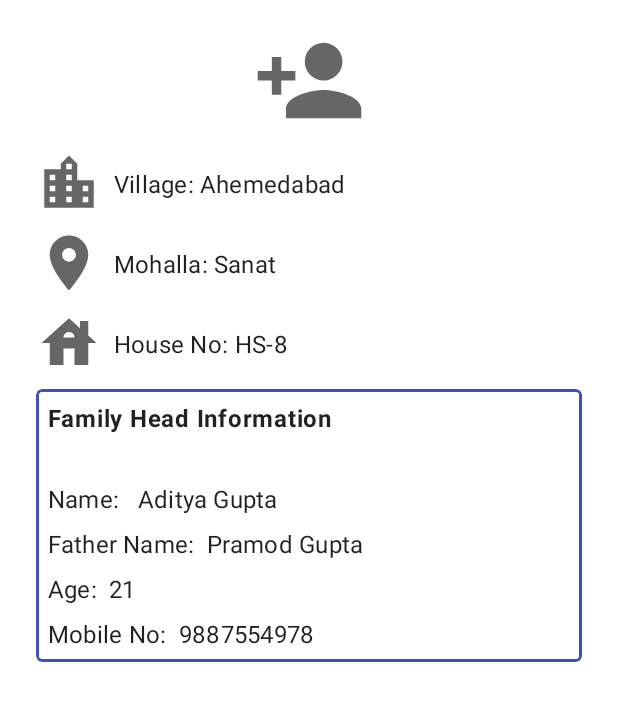
After one commit to aadityaguptaa/SaluteIndia, an Android app: the layout fragment_details.xml on its own in the app's theme, with its tools: preview values and no code run, on a phone screen of 412 x 824 dp. The commit adds this screen. Shown: the top 701 px of the screen. Run offline under Robolectric (Android 15) with nearby library versions, the light colour scheme and no system bars; Roboto replaces fonts that are not available here.

Commit message:
details ui t-2

```diff
--- a/app/src/main/java/com/army/saluteindia/MainActivity.kt
+++ b/app/src/main/java/com/army/saluteindia/MainActivity.kt
@@ -78,8 +78,8 @@ class MainActivity : AppCompatActivity() {
                 "N",
                 "Y",
                 2,
-                "28.679079",
-                "77.069710",
+                "30.679079",
+                "79.069710",
                 1,
                 3,
                 4,
@@ -90,7 +90,7 @@ class MainActivity : AppCompatActivity() {
                 1,
                 1,
                 2,
-                4
+                1
             )
 
         )
--- a/app/src/main/java/com/army/saluteindia/data2/PropDao.kt
+++ b/app/src/main/java/com/army/saluteindia/data2/PropDao.kt
@@ -68,4 +68,10 @@ interface PropDao {
     @Query("SELECT * FROM mohalla_table WHERE village_id = :id")
     fun getMohallaList(id: Int): LiveData<List<MOHALLA>>
 
+    @Query("SELECT * FROM house_table")
+    fun getHouseList(): LiveData<List<HOUSES>>
+
+    @Query("SELECT * FROM house_table WHERE mohalla_id = :id")
+    fun getHouseList(id: Int): LiveData<List<HOUSES>>
+
 }
--- a/app/src/main/java/com/army/saluteindia/data2/repository.kt
+++ b/app/src/main/java/com/army/saluteindia/data2/repository.kt
@@ -2,6 +2,7 @@ package com.army.saluteindia.data2
 
 import androidx.lifecycle.LiveData
 import com.army.saluteindia.data2.entities.COY
+import com.army.saluteindia.data2.entities.HOUSES
 import com.army.saluteindia.data2.entities.MOHALLA
 import com.army.saluteindia.data2.entities.VILLAGE
 import com.army.saluteindia.data2.relations.CoyWithVillages
@@ -11,6 +12,7 @@ class repository(private val propDao: PropDao) {
     val coyList: LiveData<List<COY>> = propDao.getCoyList()
     val villages: LiveData<List<VILLAGE>> = propDao.getVillageList()
     val mohallas: LiveData<List<MOHALLA>> = propDao.getMohallaList()
+    val houses: LiveData<List<HOUSES>> = propDao.getHouseList()
 
 
     suspend fun getVillages(coy: Int): LiveData<List<VILLAGE>> {
@@ -20,4 +22,8 @@ class repository(private val propDao: PropDao) {
     suspend fun getMohallas(village: Int): LiveData<List<MOHALLA>> {
         return propDao.getMohallaList(village)
     }
+
+    suspend fun getHouses(mohalla: Int): LiveData<List<HOUSES>> {
+        return propDao.getHouseList(mohalla)
+    }
 }
--- a/app/src/main/java/com/army/saluteindia/data2/viewModel.kt
+++ b/app/src/main/java/com/army/saluteindia/data2/viewModel.kt
@@ -5,6 +5,7 @@ import androidx.lifecycle.AndroidViewModel
 import androidx.lifecycle.LiveData
 import androidx.lifecycle.viewModelScope
 import com.army.saluteindia.data2.entities.COY
+import com.army.saluteindia.data2.entities.HOUSES
 import com.army.saluteindia.data2.entities.MOHALLA
 import com.army.saluteindia.data2.entities.VILLAGE
 import kotlinx.coroutines.Dispatchers
@@ -18,6 +19,7 @@ class viewModel(application: Application): AndroidViewModel(application) {
     lateinit var coyList: LiveData<List<COY>>
     lateinit var villages: LiveData<List<VILLAGE>>
     lateinit var mohallas: LiveData<List<MOHALLA>>
+    lateinit var houses: LiveData<List<HOUSES>>
 
 
 
@@ -26,6 +28,8 @@ class viewModel(application: Application): AndroidViewModel(application) {
         coyList = repository.coyList
         villages = repository.villages
         mohallas = repository.mohallas
+        houses = repository.houses
+
     }
 
     fun getVillages(coy: Int){
@@ -40,5 +44,11 @@ class viewModel(application: Application): AndroidViewModel(application) {
         }
     }
 
+    fun getHouses(mohalla: Int){
+        viewModelScope.launch(Dispatchers.IO) {
+            houses = repository.getHouses(mohalla)
+        }
+    }
+
 
 }
--- /dev/null
+++ b/app/src/main/java/com/army/saluteindia/map/Details/DetailsFragment.kt
@@ -0,0 +1,22 @@
+package com.army.saluteindia.map.Details
+
+import android.os.Bundle
+import androidx.fragment.app.Fragment
+import android.view.LayoutInflater
+import android.view.View
+import android.view.ViewGroup
+import com.army.saluteindia.R
+
+
+class DetailsFragment : Fragment() {
+
+    override fun onCreateView(
+        inflater: LayoutInflater, container: ViewGroup?,
+        savedInstanceState: Bundle?
+    ): View? {
+
+        return inflater.inflate(R.layout.fragment_details, container, false)
+    }
+
+
+}
--- a/app/src/main/java/com/army/saluteindia/map/MapsFragment.kt
+++ b/app/src/main/java/com/army/saluteindia/map/MapsFragment.kt
@@ -8,10 +8,12 @@ import android.view.ViewGroup
 import androidx.fragment.app.Fragment
 import androidx.lifecycle.Observer
 import androidx.lifecycle.ViewModelProvider
+import androidx.navigation.Navigation
+import androidx.navigation.fragment.findNavController
 import androidx.navigation.fragment.navArgs
 import com.army.saluteindia.R
 import com.army.saluteindia.data.PropertyViewModel
-import com.army.saluteindia.databinding.FragmentMohallaBinding
+import com.army.saluteindia.data2.viewModel
 import com.army.saluteindia.map.Mohalla.MohallaFragmentArgs
 import com.google.android.gms.maps.CameraUpdateFactory
 import com.google.android.gms.maps.GoogleMap.OnMarkerClickListener
@@ -28,7 +30,7 @@ class MapsFragment : Fragment() {
 */
     private val args: MapsFragmentArgs by navArgs()
 
-    lateinit var viewModel: PropertyViewModel
+    lateinit var viewModel: viewModel
 
 
     var latitude = 0.0
@@ -50,28 +52,21 @@ class MapsFragment : Fragment() {
 */
 
 
-        var latlongList = viewModel.latlongs.value!!
-        Log.i("infofo", latlongList.toString())
-        var listsize = (latlongList.size) - 1
+        var houseList = viewModel.houses.value!!
+        var listsize = (houseList.size) - 1
 
         var latSum = 0.0
         var longsum = 0.0
         for(i in 0..listsize){
-            var latlong = latlongList[i].split('/')
-            latSum += latlong[0].toDouble()
-            longsum += latlong[1].toDouble()
-
-            val sydney = LatLng(latlong[0].toDouble(), latlong[1].toDouble())
-            googleMap.addMarker(MarkerOptions().position(sydney).title("Marker in Sydney"))
+            var latlong = houseList[i]
+            latSum += latlong.lat.toDouble()
+            longsum += latlong.lon.toDouble()
+            val sydney = LatLng(latlong.lat.toDouble(), latlong.lon.toDouble())
+            googleMap.addMarker(MarkerOptions().position(sydney).title(latlong.house))
+            googleMap.setOnInfoWindowClickListener { findNavController().navigate(MapsFragmentDirections.actionMapsFragmentToDetailsFragment()) }
         }
 
-        /*var markerMumbai = MarkerOptions().position(sydney).title("Marker in Sydney")
-        googleMap.addMarker(markerMumbai)
-        googleMap.setOnMarkerClickListener(OnMarkerClickListener { marker ->
-            Log.i("infofo", marker.title)
-            //Using position get Value from arraylist
-            false
-        })*/
+
         var ll = LatLng(latSum/(listsize+1), longsum/(listsize+1))
         googleMap.moveCamera(CameraUpdateFactory.newLatLngZoom(ll, 5F))
 
@@ -85,8 +80,8 @@ class MapsFragment : Fragment() {
 
         var mohalla = args.mohallaId
 
-        viewModel = ViewModelProvider(this).get(PropertyViewModel::class.java)
-        /*viewModel.getlatlongs(mohalla)*/
+        viewModel = ViewModelProvider(this).get(com.army.saluteindia.data2.viewModel::class.java)
+        viewModel.getHouses(mohalla)
 
 
         return inflater.inflate(R.layout.fragment_maps, container, false)
@@ -98,7 +93,7 @@ class MapsFragment : Fragment() {
         super.onViewCreated(view, savedInstanceState)
         val mapFragment = childFragmentManager.findFragmentById(R.id.map) as SupportMapFragment?
         Thread.sleep(100)
-        viewModel.latlongs.observe(viewLifecycleOwner, Observer { list ->
+        viewModel.houses.observe(viewLifecycleOwner, Observer { list ->
             mapFragment?.getMapAsync(callback)
         })
     }
--- /dev/null
+++ b/app/src/main/res/drawable/ic_baseline_house_24.xml
@@ -0,0 +1,10 @@
+<vector xmlns:android="http://schemas.android.com/apk/res/android"
+    android:width="24dp"
+    android:height="24dp"
+    android:viewportWidth="24"
+    android:viewportHeight="24"
+    android:tint="?attr/colorControlNormal">
+  <path
+      android:fillColor="@android:color/white"
+      android:pathData="M19,9.3V4h-3v2.6L12,3L2,12h3v8h5v-6h4v6h5v-8h3L19,9.3zM10,10c0,-1.1 0.9,-2 2,-2s2,0.9 2,2H10z"/>
+</vector>
--- /dev/null
+++ b/app/src/main/res/drawable/ic_baseline_location_city_24.xml
@@ -0,0 +1,10 @@
+<vector xmlns:android="http://schemas.android.com/apk/res/android"
+    android:width="24dp"
+    android:height="24dp"
+    android:viewportWidth="24"
+    android:viewportHeight="24"
+    android:tint="?attr/colorControlNormal">
+  <path
+      android:fillColor="@android:color/white"
+      android:pathData="M15,11L15,5l-3,-3 -3,3v2L3,7v14h18L21,11h-6zM7,19L5,19v-2h2v2zM7,15L5,15v-2h2v2zM7,11L5,11L5,9h2v2zM13,19h-2v-2h2v2zM13,15h-2v-2h2v2zM13,11h-2L11,9h2v2zM13,7h-2L11,5h2v2zM19,19h-2v-2h2v2zM19,15h-2v-2h2v2z"/>
+</vector>
--- /dev/null
+++ b/app/src/main/res/drawable/ic_baseline_location_on_24.xml
@@ -0,0 +1,10 @@
+<vector xmlns:android="http://schemas.android.com/apk/res/android"
+    android:width="24dp"
+    android:height="24dp"
+    android:viewportWidth="24"
+    android:viewportHeight="24"
+    android:tint="?attr/colorControlNormal">
+  <path
+      android:fillColor="@android:color/white"
+      android:pathData="M12,2C8.13,2 5,5.13 5,9c0,5.25 7,13 7,13s7,-7.75 7,-13c0,-3.87 -3.13,-7 -7,-7zM12,11.5c-1.38,0 -2.5,-1.12 -2.5,-2.5s1.12,-2.5 2.5,-2.5 2.5,1.12 2.5,2.5 -1.12,2.5 -2.5,2.5z"/>
+</vector>
--- /dev/null
+++ b/app/src/main/res/drawable/ic_baseline_person_add_24.xml
@@ -0,0 +1,10 @@
+<vector xmlns:android="http://schemas.android.com/apk/res/android"
+    android:width="24dp"
+    android:height="24dp"
+    android:viewportWidth="24"
+    android:viewportHeight="24"
+    android:tint="?attr/colorControlNormal">
+  <path
+      android:fillColor="@android:color/white"
+      android:pathData="M15,12c2.21,0 4,-1.79 4,-4s-1.79,-4 -4,-4 -4,1.79 -4,4 1.79,4 4,4zM6,10L6,7L4,7v3L1,10v2h3v3h2v-3h3v-2L6,10zM15,14c-2.67,0 -8,1.34 -8,4v2h16v-2c0,-2.66 -5.33,-4 -8,-4z"/>
+</vector>
--- /dev/null
+++ b/app/src/main/res/layout/fragment_details.xml
@@ -0,0 +1,254 @@
+<?xml version="1.0" encoding="utf-8"?>
+<androidx.constraintlayout.widget.ConstraintLayout xmlns:android="http://schemas.android.com/apk/res/android"
+    xmlns:app="http://schemas.android.com/apk/res-auto"
+    xmlns:tools="http://schemas.android.com/tools"
+    android:id="@+id/detailsFragmentConstraintLayout"
+    android:layout_width="match_parent"
+    android:layout_height="match_parent"
+    tools:context=".map.Details.DetailsFragment">
+
+    <androidx.core.widget.NestedScrollView
+        android:id="@+id/nestedScrollView2"
+        android:layout_width="match_parent"
+        android:layout_height="0dp"
+        android:layout_marginStart="16dp"
+        android:layout_marginEnd="16dp"
+        android:fillViewport="true"
+        app:layout_constraintBottom_toBottomOf="parent"
+        app:layout_constraintEnd_toEndOf="parent"
+        app:layout_constraintStart_toStartOf="parent"
+        app:layout_constraintTop_toBottomOf="@+id/imageView7">
+
+        <androidx.constraintlayout.widget.ConstraintLayout
+            android:layout_width="match_parent"
+            android:layout_height="wrap_content">
+
+            <ImageView
+                android:id="@+id/imageView4"
+                android:layout_width="44dp"
+                android:layout_height="45dp"
+                android:layout_marginStart="8dp"
+                android:layout_marginTop="8dp"
+                android:src="@drawable/ic_baseline_location_city_24"
+                app:layout_constraintStart_toStartOf="parent"
+                app:layout_constraintTop_toTopOf="parent" />
+
+            <TextView
+                android:id="@+id/textView8"
+                style="@style/TextAppearance.MdcTypographyStyles.Subtitle1"
+                android:layout_width="wrap_content"
+                android:layout_height="wrap_content"
+                android:layout_marginStart="8dp"
+                android:text="Village: "
+                app:layout_constraintBottom_toBottomOf="@+id/imageView4"
+                app:layout_constraintStart_toEndOf="@+id/imageView4"
+                app:layout_constraintTop_toTopOf="@+id/imageView4" />
+
+            <TextView
+                android:id="@+id/villageNameDetailsFragment"
+                style="@style/TextAppearance.MdcTypographyStyles.Subtitle1"
+                android:layout_width="wrap_content"
+                android:layout_height="wrap_content"
+                android:text="Ahemedabad"
+                app:layout_constraintBottom_toBottomOf="@+id/textView8"
+                app:layout_constraintStart_toEndOf="@+id/textView8"
+                app:layout_constraintTop_toTopOf="@+id/textView8" />
+
+            <ImageView
+                android:id="@+id/imageView5"
+                android:layout_width="44dp"
+                android:layout_height="45dp"
+                android:layout_marginStart="8dp"
+                android:layout_marginTop="8dp"
+                android:src="@drawable/ic_baseline_location_on_24"
+                app:layout_constraintStart_toStartOf="parent"
+                app:layout_constraintTop_toBottomOf="@+id/imageView4" />
+
+            <TextView
+                android:id="@+id/textView11"
+                style="@style/TextAppearance.MdcTypographyStyles.Subtitle1"
+                android:layout_width="wrap_content"
+                android:layout_height="wrap_content"
+                android:layout_marginStart="8dp"
+                android:text="Mohalla: "
+                app:layout_constraintBottom_toBottomOf="@+id/imageView5"
+                app:layout_constraintStart_toEndOf="@+id/imageView5"
+                app:layout_constraintTop_toTopOf="@+id/imageView5" />
+
+            <TextView
+                android:id="@+id/mohallaNameDetailsFragment"
+                style="@style/TextAppearance.MdcTypographyStyles.Subtitle1"
+                android:layout_width="wrap_content"
+                android:layout_height="wrap_content"
+                android:text="Sanat"
+                app:layout_constraintBottom_toBottomOf="@+id/textView11"
+                app:layout_constraintStart_toEndOf="@+id/textView11"
+                app:layout_constraintTop_toTopOf="@+id/textView11" />
+
+            <ImageView
+                android:id="@+id/imageView6"
+                android:layout_width="44dp"
+                android:layout_height="45dp"
+                android:layout_marginStart="8dp"
+                android:layout_marginTop="8dp"
+                android:src="@drawable/ic_baseline_house_24"
+                app:layout_constraintStart_toStartOf="parent"
+                app:layout_constraintTop_toBottomOf="@+id/imageView5" />
+
+            <TextView
+                android:id="@+id/textView14"
+                style="@style/TextAppearance.MdcTypographyStyles.Subtitle1"
+                android:layout_width="wrap_content"
+                android:layout_height="wrap_content"
+                android:layout_marginStart="8dp"
+                android:text="House No: "
+                app:layout_constraintBottom_toBottomOf="@+id/imageView6"
+                app:layout_constraintStart_toEndOf="@+id/imageView6"
+                app:layout_constraintTop_toTopOf="@+id/imageView6" />
+
+            <TextView
+                android:id="@+id/houseNumberDetailsFragment"
+                style="@style/TextAppearance.MdcTypographyStyles.Subtitle1"
+                android:layout_width="wrap_content"
+                android:layout_height="wrap_content"
+                android:text="HS-8"
+                app:layout_constraintBottom_toBottomOf="@+id/textView14"
+                app:layout_constraintStart_toEndOf="@+id/textView14"
+                app:layout_constraintTop_toTopOf="@+id/textView14" />
+
+            <com.google.android.material.card.MaterialCardView
+                android:layout_width="match_parent"
+                android:layout_height="wrap_content"
+                android:layout_margin="8dp"
+                android:paddingBottom="8dp"
+                app:cardElevation="0dp"
+                app:layout_constraintEnd_toEndOf="parent"
+                app:layout_constraintStart_toStartOf="parent"
+                app:layout_constraintTop_toBottomOf="@+id/imageView6"
+                app:strokeColor="#3F51B5"
+                app:strokeWidth="2dp">
+
+                <androidx.constraintlayout.widget.ConstraintLayout
+                    style="@style/Widget.MaterialComponents.CardView"
+                    android:layout_width="match_parent"
+                    android:layout_height="match_parent"
+                    android:outlineProvider="none"
+                    android:paddingBottom="8dp">
+
+                    <TextView
+                        android:id="@+id/textView17"
+                        style="@style/TextAppearance.MdcTypographyStyles.Body1"
+                        android:layout_width="wrap_content"
+                        android:layout_height="wrap_content"
+                        android:layout_marginStart="8dp"
+                        android:layout_marginTop="8dp"
+                        android:text="Family Head Information"
+                        android:textStyle="bold"
+                        app:layout_constraintStart_toStartOf="parent"
+                        app:layout_constraintTop_toTopOf="parent" />
+
+                    <TextView
+                        android:id="@+id/textView18"
+                        style="@style/TextAppearance.MdcTypographyStyles.Subtitle1"
+                        android:layout_width="wrap_content"
+                        android:layout_height="wrap_content"
+                        android:layout_marginStart="8dp"
+                        android:layout_marginTop="32dp"
+                        android:text="Name: "
+                        app:layout_constraintStart_toStartOf="parent"
+                        app:layout_constraintTop_toBottomOf="@+id/textView17" />
+
+                    <TextView
+                        android:id="@+id/headNameDetailsFragment"
+                        style="@style/TextAppearance.MdcTypographyStyles.Subtitle1"
+                        android:layout_width="wrap_content"
+                        android:layout_height="wrap_content"
+                        android:layout_marginStart="8dp"
+                        android:text="Aditya Gupta"
+                        app:layout_constraintBottom_toBottomOf="@+id/textView18"
+                        app:layout_constraintStart_toEndOf="@+id/textView18"
+                        app:layout_constraintTop_toTopOf="@+id/textView18" />
+
+                    <TextView
+                        android:id="@+id/textView20"
+                        style="@style/TextAppearance.MdcTypographyStyles.Subtitle1"
+                        android:layout_width="wrap_content"
+                        android:layout_height="wrap_content"
+                        android:layout_marginStart="8dp"
+                        android:layout_marginTop="8dp"
+                        android:text="Father Name:"
+                        app:layout_constraintStart_toStartOf="parent"
+                        app:layout_constraintTop_toBottomOf="@+id/textView18" />
+
+                    <TextView
+                        android:id="@+id/fatherNameDetailsFragment"
+                        style="@style/TextAppearance.MdcTypographyStyles.Subtitle1"
+                        android:layout_width="wrap_content"
+                        android:layout_height="wrap_content"
+                        android:layout_marginStart="8dp"
+                        android:text="Pramod Gupta"
+                        app:layout_constraintBottom_toBottomOf="@+id/textView20"
+                        app:layout_constraintStart_toEndOf="@+id/textView20"
+                        app:layout_constraintTop_toTopOf="@+id/textView20" />
+
+                    <TextView
+                        android:id="@+id/textView22"
+                        style="@style/TextAppearance.MdcTypographyStyles.Subtitle1"
+                        android:layout_width="wrap_content"
+                        android:layout_height="wrap_content"
+                        android:layout_marginStart="8dp"
+                        android:layout_marginTop="8dp"
+                        android:text="Age:"
+                        app:layout_constraintStart_toStartOf="parent"
+                        app:layout_constraintTop_toBottomOf="@+id/textView20" />
+
+                    <TextView
+                        android:id="@+id/ageDetailsFragment"
+                        style="@style/TextAppearance.MdcTypographyStyles.Subtitle1"
+                        android:layout_width="wrap_content"
+                        android:layout_height="wrap_content"
+                        android:layout_marginStart="8dp"
+                        android:text="21"
+                        app:layout_constraintBottom_toBottomOf="@+id/textView22"
+                        app:layout_constraintStart_toEndOf="@+id/textView22"
+                        app:layout_constraintTop_toTopOf="@+id/textView22" />
+
+                    <TextView
+                        android:id="@+id/textView24"
+                        style="@style/TextAppearance.MdcTypographyStyles.Subtitle1"
+                        android:layout_width="wrap_content"
+                        android:layout_height="wrap_content"
+                        android:layout_marginStart="8dp"
+                        android:layout_marginTop="8dp"
+                        android:text="Mobile No:"
+                        app:layout_constraintStart_toStartOf="parent"
+                        app:layout_constraintTop_toBottomOf="@+id/textView22" />
+
+                    <TextView
+                        android:id="@+id/mobileNumberDetailsFragment"
+                        style="@style/TextAppearance.MdcTypographyStyles.Subtitle1"
+                        android:layout_width="wrap_content"
+                        android:layout_height="wrap_content"
+                        android:layout_marginStart="8dp"
+                        android:text="9887554978"
+                        app:layout_constraintBottom_toBottomOf="@+id/textView24"
+                        app:layout_constraintStart_toEndOf="@+id/textView24"
+                        app:layout_constraintTop_toTopOf="@+id/textView24" />
+                </androidx.constraintlayout.widget.ConstraintLayout>
+            </com.google.android.material.card.MaterialCardView>
+
+        </androidx.constraintlayout.widget.ConstraintLayout>
+    </androidx.core.widget.NestedScrollView>
+
+    <ImageView
+        android:id="@+id/imageView7"
+        android:layout_width="75dp"
+        android:layout_height="75dp"
+        android:layout_marginStart="16dp"
+        android:layout_marginTop="16dp"
+        android:layout_marginEnd="16dp"
+        android:src="@drawable/ic_baseline_person_add_24"
+        app:layout_constraintEnd_toEndOf="parent"
+        app:layout_constraintStart_toStartOf="parent"
+        app:layout_constraintTop_toTopOf="parent" />
+</androidx.constraintlayout.widget.ConstraintLayout>
--- a/app/src/main/res/navigation/navigation.xml
+++ b/app/src/main/res/navigation/navigation.xml
@@ -59,5 +59,13 @@
         <argument
             android:name="mohallaId"
             app:argType="integer" />
+        <action
+            android:id="@+id/action_mapsFragment_to_detailsFragment"
+            app:destination="@id/detailsFragment" />
     </fragment>
+    <fragment
+        android:id="@+id/detailsFragment"
+        android:name="com.army.saluteindia.map.Details.DetailsFragment"
+        android:label="fragment_details"
+        tools:layout="@layout/fragment_details" />
 </navigation>
```
Also changed, not shown: app/src/main/res/drawable/profileicon.png (added).
